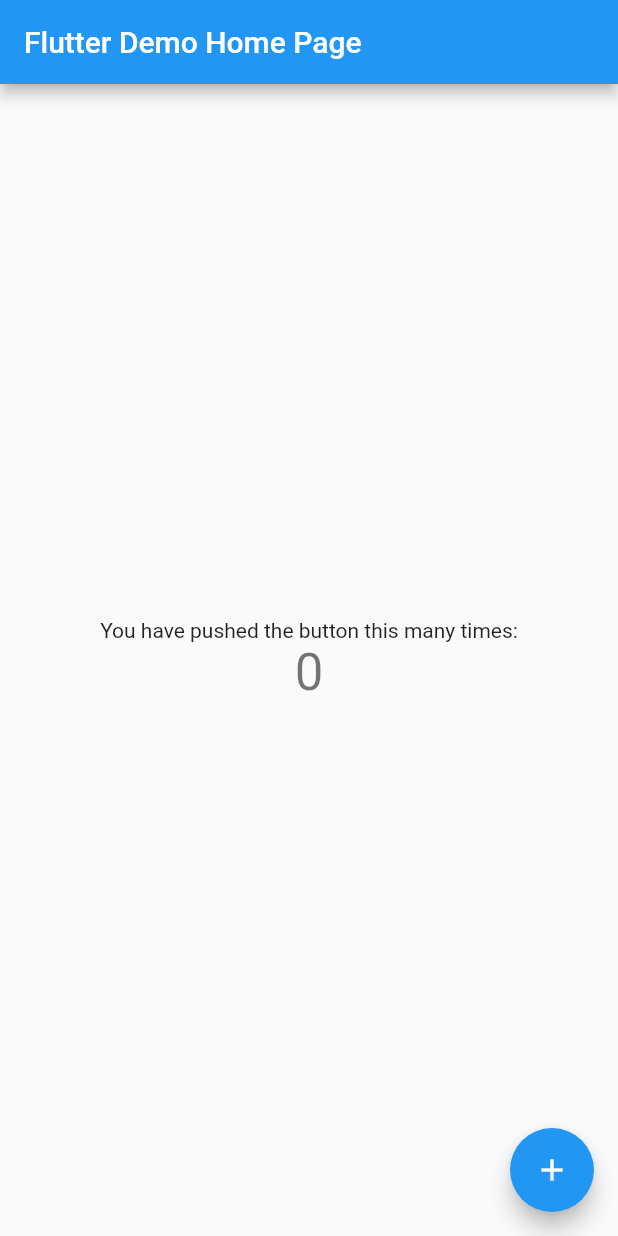
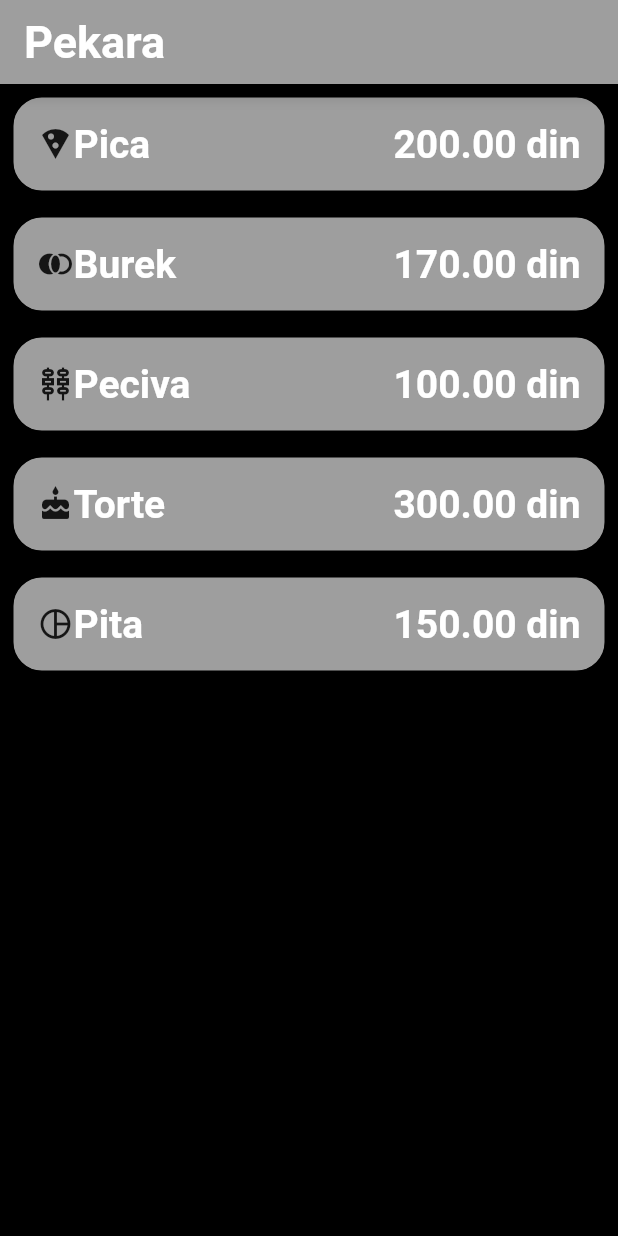
Before and after one commit to AleksandarJankovic01/fluttertest, a Flutter app: the screen it shows after launch, on a phone screen of 412 x 824 dp. Run offline on Flutter 3.47's test engine with Material 2 defaults, Android fonts, the phone set to English and light mode, and no system bars.

Commit message:
start for pekara

```diff
--- a/lib/main.dart
+++ b/lib/main.dart
@@ -1,4 +1,5 @@
 import 'package:flutter/material.dart';
+import 'package:fluttertest/proizvod.dart';
 
 void main() {
   runApp(const MyApp());
@@ -11,105 +12,74 @@ class MyApp extends StatelessWidget {
   @override
   Widget build(BuildContext context) {
     return MaterialApp(
-      title: 'Flutter Demo',
+      title: 'Pekara ',
       theme: ThemeData(
-        // This is the theme of your application.
-        //
-        // Try running your application with "flutter run". You'll see the
-        // application has a blue toolbar. Then, without quitting the app, try
-        // changing the primarySwatch below to Colors.green and then invoke
-        // "hot reload" (press "r" in the console where you ran "flutter run",
-        // or simply save your changes to "hot reload" in a Flutter IDE).
-        // Notice that the counter didn't reset back to zero; the application
-        // is not restarted.
-        primarySwatch: Colors.blue,
+        primarySwatch: Colors.grey,
       ),
-      home: const MyHomePage(title: 'Flutter Demo Home Page'),
+      home: const MyHomePage(),
     );
   }
 }
 
 class MyHomePage extends StatefulWidget {
-  const MyHomePage({super.key, required this.title});
-
-  // This widget is the home page of your application. It is stateful, meaning
-  // that it has a State object (defined below) that contains fields that affect
-  // how it looks.
-
-  // This class is the configuration for the state. It holds the values (in this
-  // case the title) provided by the parent (in this case the App widget) and
-  // used by the build method of the State. Fields in a Widget subclass are
-  // always marked "final".
-
-  final String title;
+  const MyHomePage({super.key});
 
   @override
   State<MyHomePage> createState() => _MyHomePageState();
 }
 
 class _MyHomePageState extends State<MyHomePage> {
-  int _counter = 0;
+  // int _counter = 0;
+  //
+  // void _incrementCounter() {
+  //   setState(() {
+  //     _counter++;
+  //   });
+  // }
 
-  void _incrementCounter() {
-    setState(() {
-      // This call to setState tells the Flutter framework that something has
-      // changed in this State, which causes it to rerun the build method below
-      // so that the display can reflect the updated values. If we changed
-      // _counter without calling setState(), then the build method would not be
-      // called again, and so nothing would appear to happen.
-      _counter++;
-    });
+  TextStyle textStyle({Color color = Colors.black54}) {
+    return TextStyle(fontWeight: FontWeight.bold, fontSize: 26, color: color);
   }
 
   @override
   Widget build(BuildContext context) {
-    // This method is rerun every time setState is called, for instance as done
-    // by the _incrementCounter method above.
-    //
-    // The Flutter framework has been optimized to make rerunning build methods
-    // fast, so that you can just rebuild anything that needs updating rather
-    // than having to individually change instances of widgets.
     return Scaffold(
+      backgroundColor: Colors.black,
       appBar: AppBar(
-        // Here we take the value from the MyHomePage object that was created by
-        // the App.build method, and use it to set our appbar title.
-        title: Text(widget.title),
+          title: const Text(
+        "Pekara ",
+        style: TextStyle(color: Colors.white, fontWeight: FontWeight.bold, fontSize: 30),
+      )),
+      body: Column(
+        mainAxisAlignment: MainAxisAlignment.start,
+        crossAxisAlignment: CrossAxisAlignment.stretch,
+        children: const <Widget>[
+          Proizvod(
+            'Pica',
+            cena: 200,
+            ikona: Icon(Icons.local_pizza),
+          ),
+          Proizvod(
+            'Burek',
+            cena: 170,
+            ikona: Icon(Icons.join_left_sharp),
+          ),
+          Proizvod(
+            'Peciva',
+            cena: 100,
+            ikona: Icon(Icons.kebab_dining_outlined),
+          ),
+          Proizvod(
+            'Torte',
+            cena: 300,
+            ikona: Icon(Icons.cake),
+          ),
+          Proizvod(
+            'Pita',
+            ikona: Icon(Icons.pie_chart_outline),
+          ),
+        ],
       ),
-      body: Center(
-        // Center is a layout widget. It takes a single child and positions it
-        // in the middle of the parent.
-        child: Column(
-          // Column is also a layout widget. It takes a list of children and
-          // arranges them vertically. By default, it sizes itself to fit its
-          // children horizontally, and tries to be as tall as its parent.
-          //
-          // Invoke "debug painting" (press "p" in the console, choose the
-          // "Toggle Debug Paint" action from the Flutter Inspector in Android
-          // Studio, or the "Toggle Debug Paint" command in Visual Studio Code)
-          // to see the wireframe for each widget.
-          //
-          // Column has various properties to control how it sizes itself and
-          // how it positions its children. Here we use mainAxisAlignment to
-          // center the children vertically; the main axis here is the vertical
-          // axis because Columns are vertical (the cross axis would be
-          // horizontal).
-          mainAxisAlignment: MainAxisAlignment.center,
-          children: <Widget>[
-            const Text(
-              'You have pushed the button this many times:',
-            ),
-            Text(
-              '$_counter',
-              style: Theme.of(context).textTheme.headlineMedium,
-            ),
-          ],
-        ),
-      ),
-      floatingActionButton: FloatingActionButton(
-        onPressed: _incrementCounter,
-        tooltip: 'Increment',
-        child: const Icon(Icons.add),
-      ), // This trailing comma makes auto-formatting nicer for build methods.
     );
   }
 }
--- /dev/null
+++ b/lib/proizvod.dart
@@ -0,0 +1,48 @@
+import 'package:flutter/material.dart';
+
+class Proizvod extends StatelessWidget {
+  const Proizvod(this.naziv, {this.ikona, this.cena = 150, super.key});
+
+  final String naziv;
+  final double cena;
+  final Icon? ikona;
+
+  @override
+  Widget build(BuildContext context) {
+    return Padding(
+      padding: const EdgeInsets.all(8.0),
+      child: Container(
+        padding: const EdgeInsets.all(16),
+        decoration: BoxDecoration(
+          color: Colors.grey,
+          border: Border.all(color: Colors.black),
+          borderRadius: const BorderRadius.all(
+            Radius.circular(20),
+          ),
+        ),
+        child: Row(
+          children: [
+            if (ikona != null) ikona!,
+            Text(
+              naziv,
+              style: textStyle(
+                color: Colors.white,
+              ),
+            ),
+            const Spacer(),
+            Text(
+              '${cena.toStringAsFixed(2)} din',
+              style: textStyle(
+                color: Colors.white,
+              ),
+            )
+          ],
+        ),
+      ),
+    );
+  }
+
+  TextStyle textStyle({Color color = Colors.black54}) {
+    return TextStyle(fontWeight: FontWeight.bold, fontSize: 26, color: color);
+  }
+}
```
